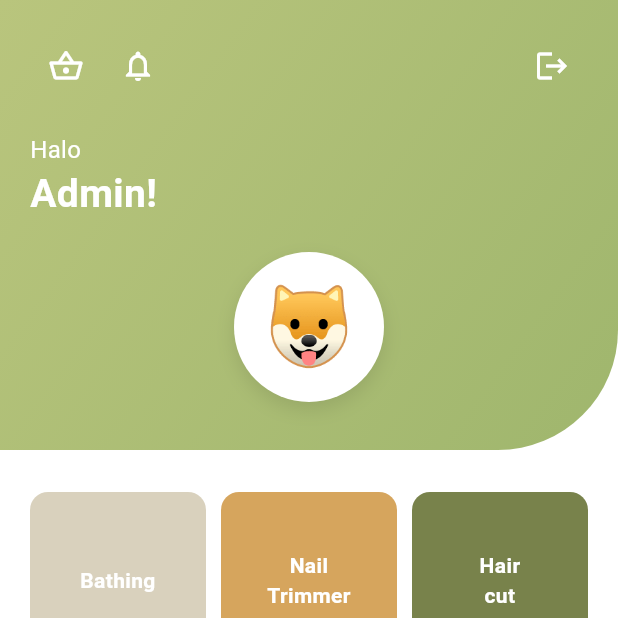
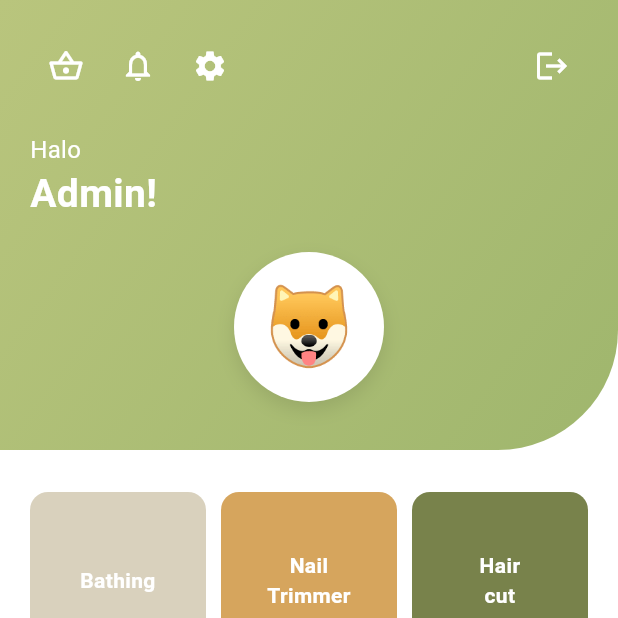
Before and after one commit to istdudeman/FurFinder, a Flutter app: the PetHomePage screen opened directly, on a phone screen of 412 x 824 dp, the top half of it. Run offline on Flutter 3.47's test engine with Material 3 defaults, Android fonts, the phone set to English and light mode, and no system bars; missing offline and left inert: flutter_mjpeg; Roboto replaces fonts that are missing (Sans).

Commit message:
settings integrated

```diff
--- a/furfinder/lib/pages/pet_homepage.dart
+++ b/furfinder/lib/pages/pet_homepage.dart
@@ -9,7 +9,7 @@ import '../widgets/placeholder_card.dart';
 import '../widgets/service_card.dart';
 import '../pages/activity_log_page.dart';
 import 'transactions_page.dart';
-import 'settings_page.dart';
+import 'settings_page.dart'; // Import the settings page
 
 class PetHomePage extends StatelessWidget {
   final UserRole role;
@@ -50,7 +50,6 @@ class PetHomePage extends StatelessWidget {
                       Row(
                         mainAxisAlignment: MainAxisAlignment.spaceBetween,
                         children: [
-                          // --- MODIFICATION STARTS HERE ---
                           Row(
                             children: [
                               IconButton(
@@ -81,16 +80,30 @@ class PetHomePage extends StatelessWidget {
                                 },
                                 tooltip: 'Activity Log',
                               ),
+                              // New Settings Button
+                              IconButton(
+                                icon: const Icon(
+                                  Icons.settings, // Settings icon
+                                  color: Colors.white,
+                                ),
+                                onPressed: () {
+                                  Navigator.push(
+                                    context,
+                                    MaterialPageRoute(builder: (context) => const SettingsPage()), // Navigate to SettingsPage
+                                  );
+                                },
+                                tooltip: 'Settings', // Tooltip for the button
+                              ),
                             ],
                           ),
-                          // --- MODIFICATION ENDS HERE ---
                           IconButton(
                             icon: const Icon(Icons.logout, color: Colors.white),
                             onPressed: () {
                               Navigator.pushReplacement(
                                 context,
                                 MaterialPageRoute(
-                                  builder: (_) => const RoleSelectionPage(),
+                                  builder: (_) =>
+                                      const RoleSelectionPage(),
                                 ),
                               );
                             },
@@ -225,7 +238,7 @@ class PetHomePage extends StatelessWidget {
                             ),
                           ),
                           const SizedBox(height: 10),
-                           SingleChildScrollView(
+                          SingleChildScrollView(
                             scrollDirection: Axis.horizontal,
                             child: Row(
                               children: [
@@ -233,7 +246,7 @@ class PetHomePage extends StatelessWidget {
                                   title: "Cage Camera",
                                   emoji: "📷",
                                   onTap: () {
-                                     Navigator.push(context, MaterialPageRoute(builder: (_) => CameraViewPage(
+                                    Navigator.push(context, MaterialPageRoute(builder: (_) => CameraViewPage(
                                       cameraTitle: "Cage Camera",
                                       petID: currentPetID)));
                                   }
@@ -243,7 +256,7 @@ class PetHomePage extends StatelessWidget {
                                   title: "Playground 1",
                                   emoji: "🏞️",
                                   onTap: () {
-                                     Navigator.push(context, MaterialPageRoute(builder: (_) => CameraViewPage(
+                                    Navigator.push(context, MaterialPageRoute(builder: (_) => CameraViewPage(
                                       cameraTitle: "Playground 1",
                                       petID: currentPetID)));
                                   }
@@ -253,7 +266,7 @@ class PetHomePage extends StatelessWidget {
                                   title: "Playground 2",
                                   emoji: "🏕️",
                                   onTap: () {
-                                     Navigator.push(context, MaterialPageRoute(builder: (_) => CameraViewPage(
+                                    Navigator.push(context, MaterialPageRoute(builder: (_) => CameraViewPage(
                                       cameraTitle: "Playground 2",
                                       petID: currentPetID)));
                                   }
```
Also changed, not shown: 38 other files.
